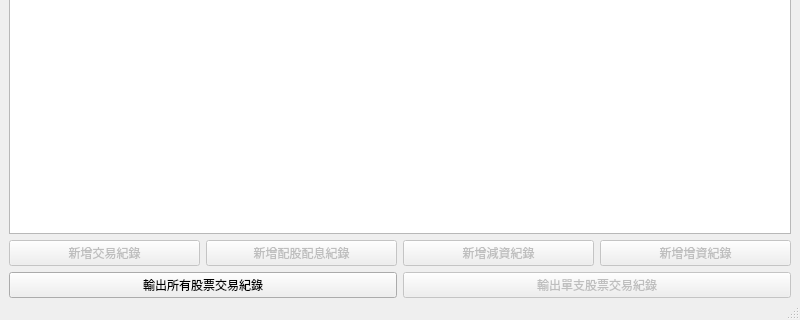
First picture: the form in QtStockPriceMainWindow.ui, repository foxking0416/PythonStockPrice, before the edit; both pictures show x 0 to 800 and y 474 to 794 of the 800 by 794 pixel window.
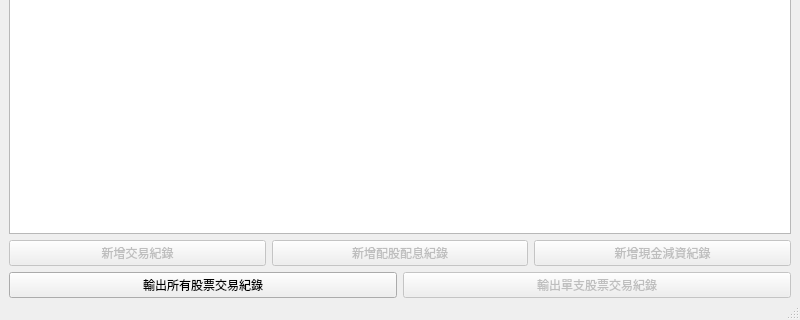
Second picture: the form after the edit.

What changed in the file:
```diff
--- a/QtStockPriceMainWindow.ui
+++ b/QtStockPriceMainWindow.ui
@@ -269,17 +269,7 @@
          <bool>false</bool>
         </property>
         <property name="text">
-         <string>新增減資紀錄</string>
-        </property>
-       </widget>
-      </item>
-      <item>
-       <widget class="QPushButton" name="qtAddCapitalIncreaseDataPushButton">
-        <property name="enabled">
-         <bool>false</bool>
-        </property>
-        <property name="text">
-         <string>新增增資紀錄</string>
+         <string>新增現金減資紀錄</string>
         </property>
        </widget>
       </item>
```
